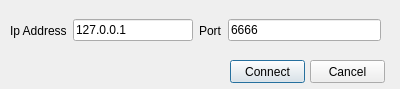
Old version of the form src/Qt/UserInterface/join.ui in the repository ptrefall/ste6274gamedesign.
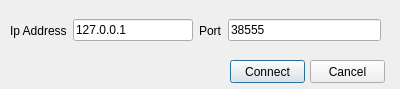
New version of the form.

```diff
--- a/src/Qt/UserInterface/join.ui
+++ b/src/Qt/UserInterface/join.ui
@@ -61,7 +61,10 @@
         <item>
          <widget class="QLineEdit" name="linePort">
           <property name="inputMask">
-           <string>6666; </string>
+           <string>38555; </string>
+          </property>
+          <property name="maxLength">
+           <number>5</number>
           </property>
          </widget>
         </item>
```
